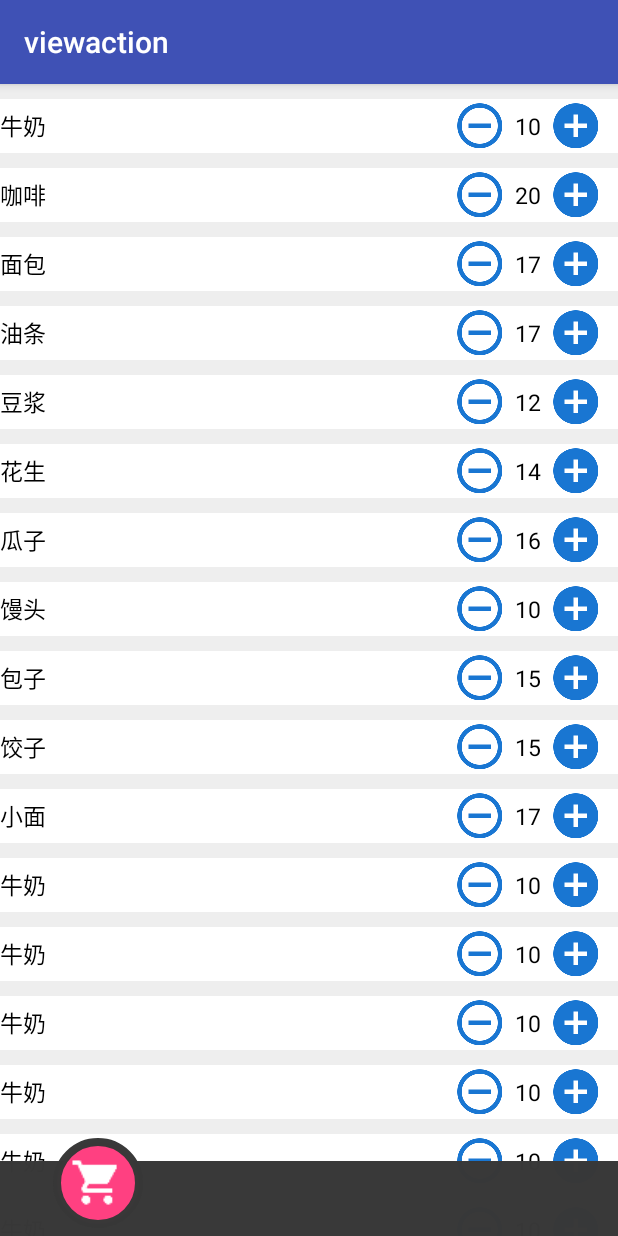
After one commit to LuckyCode1992/viewaction, an Android app: the GouwucheActivity screen opened directly, with no data from a screen before it, on a phone screen of 412 x 824 dp. The commit adds this screen. Run offline under Robolectric (Android 15) with nearby library versions, the phone set to English and light mode, and no system bars.

Commit message:
购物车完成

```diff
--- a/app/build.gradle
+++ b/app/build.gradle
@@ -23,11 +23,12 @@ android {
 }
 
 dependencies {
-    implementation fileTree(dir: 'libs', include: ['*.jar'])
+    implementation fileTree(include: ['*.jar'], dir: 'libs')
     implementation "org.jetbrains.kotlin:kotlin-stdlib-jre7:$kotlin_version"
     implementation 'com.android.support:appcompat-v7:27.1.1'
     implementation 'com.android.support.constraint:constraint-layout:1.1.2'
     testImplementation 'junit:junit:4.12'
     androidTestImplementation 'com.android.support.test:runner:1.0.2'
     androidTestImplementation 'com.android.support.test.espresso:espresso-core:3.0.2'
+    implementation 'com.android.support:recyclerview-v7:27.1.1'
 }
--- a/app/src/main/AndroidManifest.xml
+++ b/app/src/main/AndroidManifest.xml
@@ -35,7 +35,8 @@
             </intent-filter>
         </receiver>
 
-        <activity android:name=".path.taoxin.TaoxinActivity"></activity>
+        <activity android:name=".path.taoxin.TaoxinActivity" />
+        <activity android:name=".path.gouwuche.GouwucheActivity"></activity>
     </application>
 
 </manifest>
--- /dev/null
+++ b/app/src/main/java/com/justcode/hxl/viewaction/path/gouwuche/GouwucheActivity.kt
@@ -0,0 +1,125 @@
+package com.justcode.hxl.viewaction.path.gouwuche
+
+import android.animation.Animator
+import android.support.v7.app.AppCompatActivity
+import android.os.Bundle
+import android.support.v7.widget.LinearLayoutManager
+import android.view.View
+import com.justcode.hxl.viewaction.R
+
+import kotlinx.android.synthetic.main.activity_gouwuche.*
+import android.graphics.PointF
+import android.widget.ImageView
+import android.animation.ValueAnimator
+import android.view.animation.AccelerateInterpolator
+import android.view.animation.Animation
+import android.view.animation.ScaleAnimation
+
+
+class GouwucheActivity : AppCompatActivity() {
+    var list: MutableList<ShopData> = ArrayList()
+    override fun onCreate(savedInstanceState: Bundle?) {
+        super.onCreate(savedInstanceState)
+        setContentView(R.layout.activity_gouwuche)
+
+        list.add(ShopData(10, "牛奶"))
+        list.add(ShopData(20, "咖啡"))
+        list.add(ShopData(17, "面包"))
+        list.add(ShopData(17, "油条"))
+        list.add(ShopData(12, "豆浆"))
+        list.add(ShopData(14, "花生"))
+        list.add(ShopData(16, "瓜子"))
+        list.add(ShopData(10, "馒头"))
+        list.add(ShopData(15, "包子"))
+        list.add(ShopData(15, "饺子"))
+        list.add(ShopData(17, "小面"))
+        list.add(ShopData(10, "牛奶"))
+        list.add(ShopData(10, "牛奶"))
+        list.add(ShopData(10, "牛奶"))
+        list.add(ShopData(10, "牛奶"))
+        list.add(ShopData(10, "牛奶"))
+        list.add(ShopData(10, "牛奶"))
+        list.add(ShopData(10, "牛奶"))
+        list.add(ShopData(10, "牛奶"))
+        list.add(ShopData(10, "牛奶"))
+
+        val layoutManager = LinearLayoutManager(this)
+        layoutManager.orientation = LinearLayoutManager.VERTICAL
+        recycleview.layoutManager = layoutManager
+        recycleview.adapter = GouwucheAdapter(list, this).setOnAddClickListener(object : OnAddClickListener {
+            override fun onClick(position: Int, view: View) {
+                //贝塞尔起始数据点
+                val startPosition = IntArray(2)
+                //贝塞尔结束数据点
+                val endPosition = IntArray(2)
+                //控制点
+                val recyclerPosition = IntArray(2)
+
+                /**
+                 * 获取相对父控件的坐标
+                 */
+                view.getLocationInWindow(startPosition)
+                shopping_cart.getLocationInWindow(endPosition)
+                recycleview.getLocationInWindow(recyclerPosition)
+
+                val startF = PointF()
+                val endF = PointF()
+                val controllF = PointF()
+
+
+                startF.x = startPosition[0].toFloat()
+                startF.y = startPosition[1].toFloat() - recyclerPosition[1]
+                endF.x = endPosition[0].toFloat()
+                endF.y = endPosition[1].toFloat() - recyclerPosition[1]
+                controllF.x = endF.x
+                controllF.y = startF.y
+
+                val imageView = ImageView(this@GouwucheActivity)
+                main_layout.addView(imageView)
+                imageView.setImageResource(R.mipmap.ic_add_circle_blue_700_36dp)
+                imageView.getLayoutParams().width = view.width
+                imageView.getLayoutParams().height = view.height
+                imageView.visibility = View.VISIBLE
+                imageView.x = startF.x
+                imageView.y = startF.y
+
+
+                val valueAnimator = ValueAnimator.ofObject(BezierTypeEvaluator(controllF), startF, endF)
+                valueAnimator.addUpdateListener { animation ->
+                    val pointF = animation.animatedValue as PointF
+                    imageView.x = pointF.x
+                    imageView.y = pointF.y
+                }
+                valueAnimator.addListener(object : Animator.AnimatorListener {
+                    override fun onAnimationRepeat(animation: Animator?) {
+
+                    }
+
+                    override fun onAnimationCancel(animation: Animator?) {
+
+                    }
+
+                    override fun onAnimationStart(animation: Animator?) {
+
+                    }
+
+                    override fun onAnimationEnd(animation: Animator?) {
+                        imageView.visibility = View.GONE
+                        main_layout.removeView(imageView)
+                    }
+
+                })
+                valueAnimator.duration = 800
+                valueAnimator.start()
+
+                val sacleAnimation = ScaleAnimation(0.6f, 1f, 0.6f, 1f, (shopping_cart.width / 2).toFloat(), (shopping_cart.height / 2).toFloat())
+                sacleAnimation.duration = 800
+                sacleAnimation.interpolator = AccelerateInterpolator()
+                shopping_cart.startAnimation(sacleAnimation)
+            }
+
+        })
+
+    }
+
+}
--- /dev/null
+++ b/app/src/main/java/com/justcode/hxl/viewaction/path/gouwuche/GouwucheAdapter.kt
@@ -0,0 +1,44 @@
+package com.justcode.hxl.viewaction.path.gouwuche
+
+import android.content.Context
+import android.support.v7.widget.RecyclerView
+import android.view.LayoutInflater
+import android.view.View
+import android.view.ViewGroup
+import com.justcode.hxl.viewaction.R
+import kotlinx.android.synthetic.main.gouwuche_item.view.*
+
+
+class GouwucheAdapter(var list: MutableList<ShopData>, var context: Context) : RecyclerView.Adapter<MyViewHoder>() {
+    var listener: OnAddClickListener? = null
+    override fun onCreateViewHolder(parent: ViewGroup, viewType: Int): MyViewHoder {
+        return MyViewHoder(LayoutInflater.from(context).inflate(R.layout.gouwuche_item, parent, false))
+    }
+
+    override fun getItemCount(): Int {
+        return list.size
+    }
+
+    override fun onBindViewHolder(holder: MyViewHoder, position: Int) {
+        with(holder.itemView) {
+            tv_title.text = list[position].title
+            tv_count.text = list[position].count.toString()
+            iv_add.setOnClickListener {
+                listener?.onClick(position,iv_add)
+            }
+        }
+    }
+
+    fun setOnAddClickListener(listener: OnAddClickListener): GouwucheAdapter {
+        this.listener = listener
+        return this
+    }
+
+}
+
+class MyViewHoder(itemView: View) : RecyclerView.ViewHolder(itemView)
+
+
+interface OnAddClickListener {
+    fun onClick(position: Int,view:View)
+}
--- /dev/null
+++ b/app/src/main/java/com/justcode/hxl/viewaction/path/gouwuche/ShopData.java
@@ -0,0 +1,16 @@
+package com.justcode.hxl.viewaction.path.gouwuche;
+
+public class ShopData {
+    public int count = 0;
+    public String title = "";
+
+    public ShopData() {
+
+    }
+
+    public ShopData(int count, String title) {
+        this.count = count;
+        this.title = title;
+    }
+
+}
--- /dev/null
+++ b/app/src/main/res/drawable/circle.xml
@@ -0,0 +1,14 @@
+<?xml version="1.0" encoding="utf-8"?>
+<shape
+    xmlns:android="http://schemas.android.com/apk/res/android"
+    android:shape="oval"
+    android:useLevel="false" >
+    <solid
+        android:color="@color/colorAccent"/>
+    <size
+        android:width="60dp"
+        android:height="60dp"/>
+    <stroke
+        android:color="#fd383838"
+        android:width="5dp"/>
+</shape>
--- /dev/null
+++ b/app/src/main/res/layout/activity_gouwuche.xml
@@ -0,0 +1,45 @@
+<?xml version="1.0" encoding="utf-8"?>
+<RelativeLayout xmlns:android="http://schemas.android.com/apk/res/android"
+    xmlns:app="http://schemas.android.com/apk/res-auto"
+    xmlns:tools="http://schemas.android.com/tools"
+    android:layout_width="match_parent"
+    android:layout_height="match_parent"
+    android:id="@+id/main_layout"
+    tools:context=".path.gouwuche.GouwucheActivity">
+
+    <android.support.v7.widget.RecyclerView
+        android:id="@+id/recycleview"
+        android:background="#eeeeee"
+        android:layout_width="match_parent"
+        android:layout_height="match_parent">
+
+    </android.support.v7.widget.RecyclerView>
+    <LinearLayout
+        android:id="@+id/shopping_cart_bottom"
+        android:layout_width="match_parent"
+        android:layout_height="50dp"
+        android:layout_alignParentBottom="true"
+        android:orientation="horizontal"
+        android:background="#fd383838">
+
+    </LinearLayout>
+
+    <FrameLayout
+        android:id="@+id/shopping_cart_layout"
+        android:layout_width="60dp"
+        android:layout_height="60dp"
+        android:layout_alignParentBottom="true"
+        android:layout_marginBottom="5dp"
+        android:layout_marginLeft="35dp"
+        android:background="@drawable/circle"
+        android:clickable="true">
+
+        <ImageView
+            android:id="@+id/shopping_cart"
+            android:layout_width="35dp"
+            android:layout_height="35dp"
+            android:layout_gravity="center"
+            android:src="@mipmap/ic_shopping_cart_white_24dp"/>
+    </FrameLayout>
+
+</RelativeLayout>
--- /dev/null
+++ b/app/src/main/res/layout/gouwuche_item.xml
@@ -0,0 +1,40 @@
+<?xml version="1.0" encoding="utf-8"?>
+<RelativeLayout xmlns:android="http://schemas.android.com/apk/res/android"
+    android:background="#ffffff"
+    android:layout_marginTop="10dp"
+    android:layout_width="match_parent"
+    android:layout_height="wrap_content">
+    <TextView
+        android:id="@+id/tv_title"
+        android:textColor="#000000"
+        android:textSize="15dp"
+        android:layout_centerVertical="true"
+        android:layout_width="wrap_content"
+        android:layout_height="wrap_content" />
+    <ImageView
+        android:id="@+id/iv_add"
+        android:src="@mipmap/ic_add_circle_blue_700_36dp"
+        android:layout_alignParentRight="true"
+        android:layout_marginRight="10dp"
+        android:layout_centerVertical="true"
+        android:layout_width="wrap_content"
+        android:layout_height="wrap_content" />
+    <TextView
+        android:id="@+id/tv_count"
+        android:layout_toLeftOf="@+id/iv_add"
+        android:layout_marginRight="5dp"
+        android:textColor="#000000"
+        android:textSize="15dp"
+        android:layout_centerVertical="true"
+        android:layout_width="wrap_content"
+        android:layout_height="wrap_content" />
+    <ImageView
+        android:id="@+id/id_remove"
+        android:layout_marginRight="5dp"
+        android:layout_toLeftOf="@+id/tv_count"
+        android:src="@mipmap/ic_remove_circle_outline_blue_700_36dp"
+        android:layout_centerVertical="true"
+        android:layout_width="wrap_content"
+        android:layout_height="wrap_content" />
+
+</RelativeLayout>
--- /dev/null
+++ b/app/src/main/res/values/dimens.xml
@@ -0,0 +1,4 @@
+<?xml version="1.0" encoding="utf-8"?>
+<resources>
+    <dimen name="item_dish_circle_size">25dp</dimen>
+</resources>
```
Also changed, not shown: app/src/main/java/com/justcode/hxl/viewaction/MainActivity.kt (+7 -0 lines), app/src/main/java/com/justcode/hxl/viewaction/path/gouwuche/BezierTypeEvaluator.java (added, +26 -0 lines), app/src/main/res/layout/activity_main.xml (+8 -0 lines), app/src/main/res/mipmap-xxhdpi/ic_add_circle_blue_700_36dp.png (added), app/src/main/res/mipmap-xxhdpi/ic_remove_circle_outline_blue_700_36dp.png (added), app/src/main/res/mipmap-xxhdpi/ic_shopping_cart_white_24dp.png (added).
